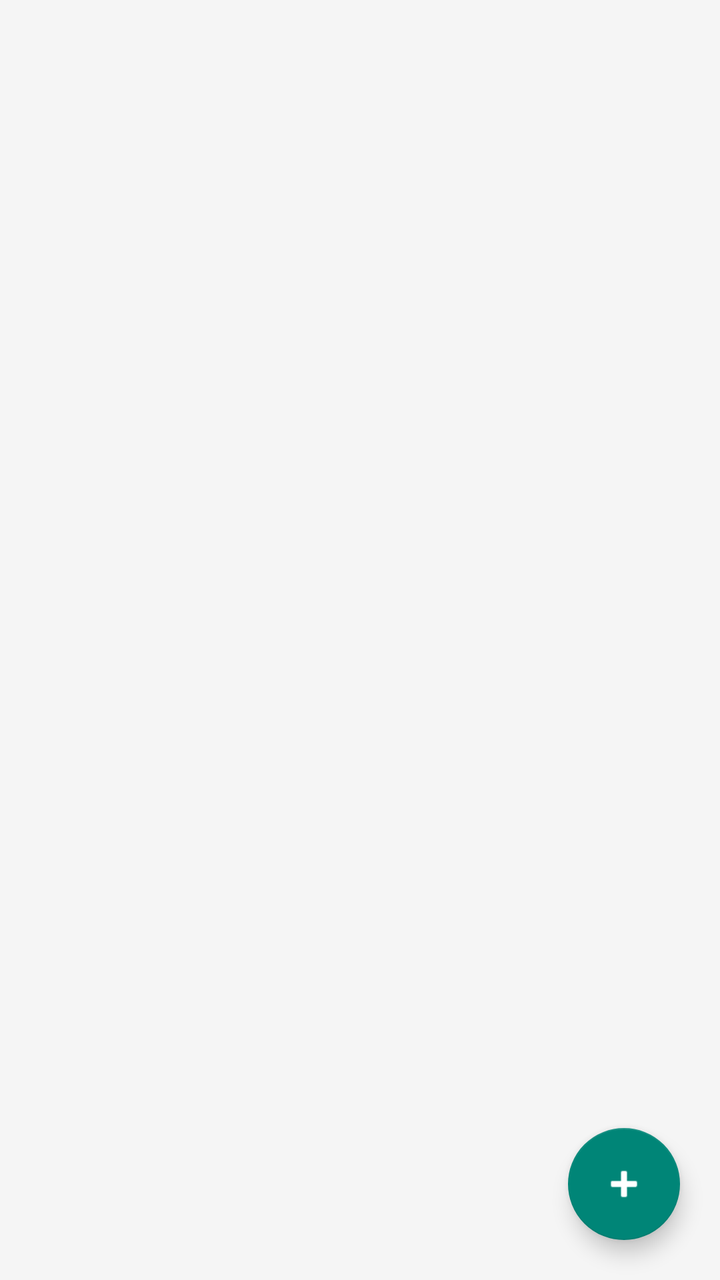
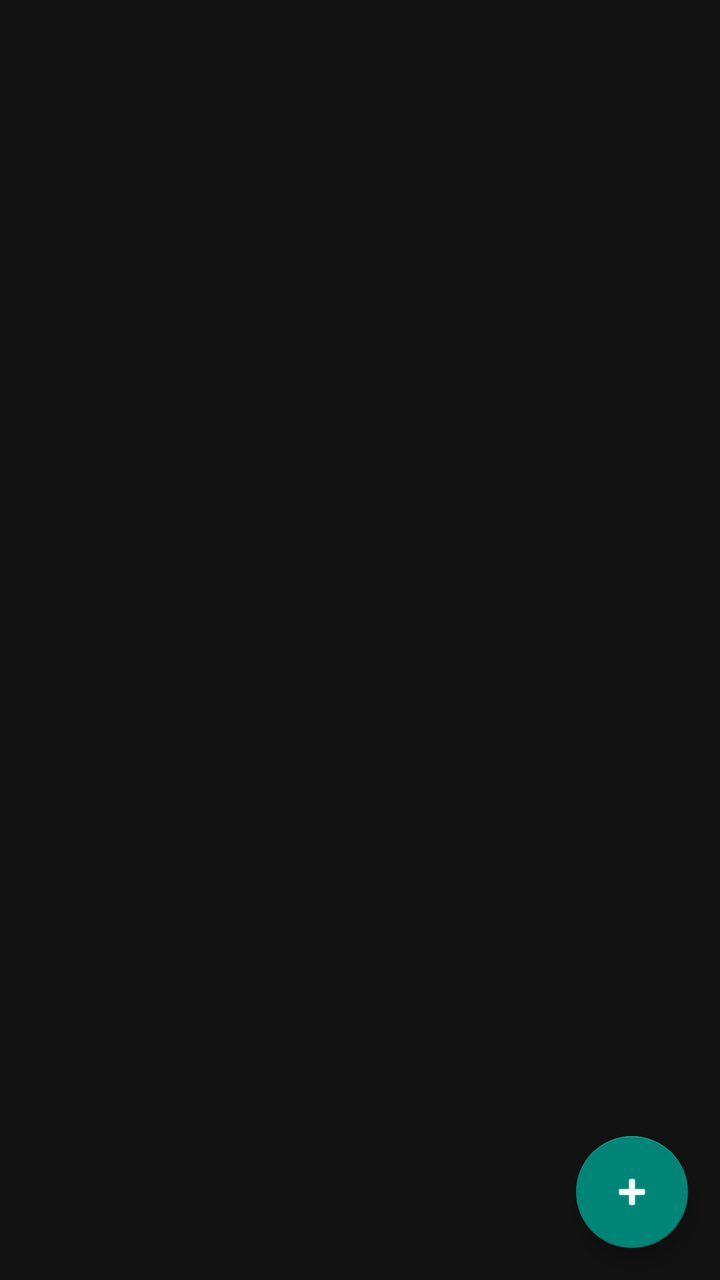

An Android layout rendered at two revisions. The XML below is the earlier revision; the diff shows what the commit changed to produce the second picture.
<!-- AndroidManifest.xml: application theme Theme.AppCompat.Light.DarkActionBar -->
<!-- res/layout/activity_main.xml -->
<?xml version="1.0" encoding="utf-8"?>
<RelativeLayout xmlns:android="http://schemas.android.com/apk/res/android"
    xmlns:app="http://schemas.android.com/apk/res-auto"
    android:layout_width="match_parent"
    android:layout_height="match_parent"
    android:background="#F5F5F5">

    <androidx.recyclerview.widget.RecyclerView
        android:id="@+id/recyclerRooms"
        android:layout_width="match_parent"
        android:layout_height="match_parent"
        android:padding="8dp"
        android:clipToPadding="false" />

    <com.google.android.material.floatingactionbutton.FloatingActionButton
        android:id="@+id/fabCreateRoom"
        android:layout_width="wrap_content"
        android:layout_height="wrap_content"
        android:layout_alignParentBottom="true"
        android:layout_alignParentEnd="true"
        android:layout_margin="20dp"
        android:src="@android:drawable/ic_input_add"
        android:contentDescription="Create Room"
        app:tint="@android:color/white" />

</RelativeLayout>
<!-- resources referenced by this layout -->
<resources>

</resources>

<!-- the commit's change to res/layout/activity_main.xml (unified diff, before → after) -->
@@ -3,14 +3,13 @@
     xmlns:app="http://schemas.android.com/apk/res-auto"
     android:layout_width="match_parent"
     android:layout_height="match_parent"
-    android:background="#F5F5F5">
+    android:background="#121212">
 
     <androidx.recyclerview.widget.RecyclerView
         android:id="@+id/recyclerRooms"
         android:layout_width="match_parent"
         android:layout_height="match_parent"
-        android:padding="8dp"
-        android:clipToPadding="false" />
+        android:padding="8dp"/>
 
     <com.google.android.material.floatingactionbutton.FloatingActionButton
         android:id="@+id/fabCreateRoom"
@@ -18,9 +17,8 @@
         android:layout_height="wrap_content"
         android:layout_alignParentBottom="true"
         android:layout_alignParentEnd="true"
-        android:layout_margin="20dp"
+        android:layout_margin="16dp"
         android:src="@android:drawable/ic_input_add"
-        android:contentDescription="Create Room"
-        app:tint="@android:color/white" />
+        app:tint="@android:color/white"/>
 
 </RelativeLayout>
